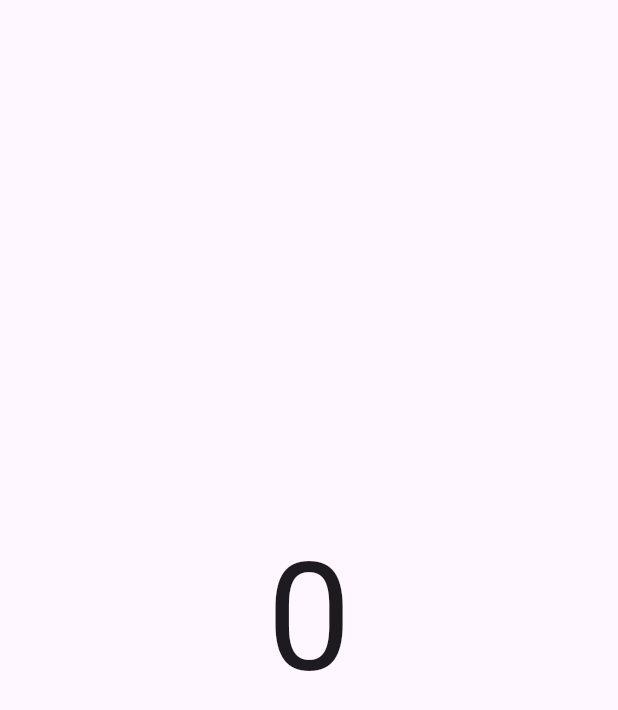
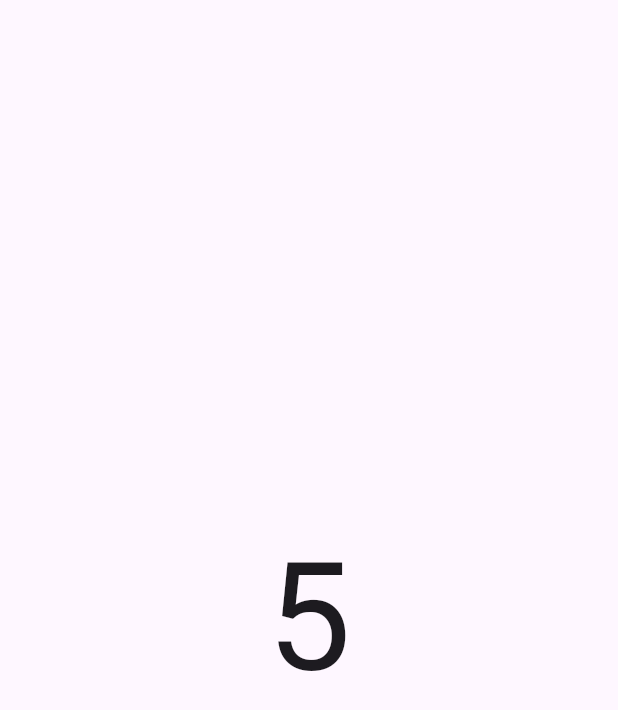
Before and after one commit to casey977/flutter_random_number, a Flutter app: the screen it shows after launch, on a phone screen of 412 x 824 dp. Shown: the top 710 px of the screen. Run offline on Flutter 3.47's test engine with Material 3 defaults, Android fonts, the phone set to English and light mode, and no system bars.

```diff
--- a/random_number/lib/main.dart
+++ b/random_number/lib/main.dart
@@ -10,13 +10,13 @@ class MainApp extends StatelessWidget {
 
   @override
   Widget build(BuildContext context) {
-    var randInt = Random().nextInt(10).toString();
+    var randInt = Random().nextInt(6) + 1;
 
     return MaterialApp(
       home: Scaffold(
         body: Center(
           child: Text(
-            randInt,
+            randInt.toString(),
             style: const TextStyle(fontSize: 100),
           ),
         ),
```
